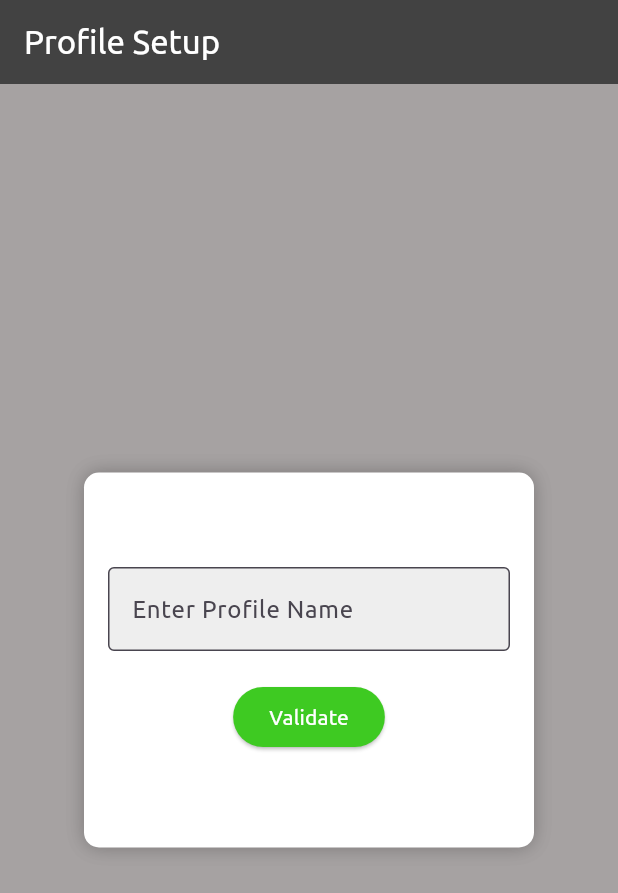
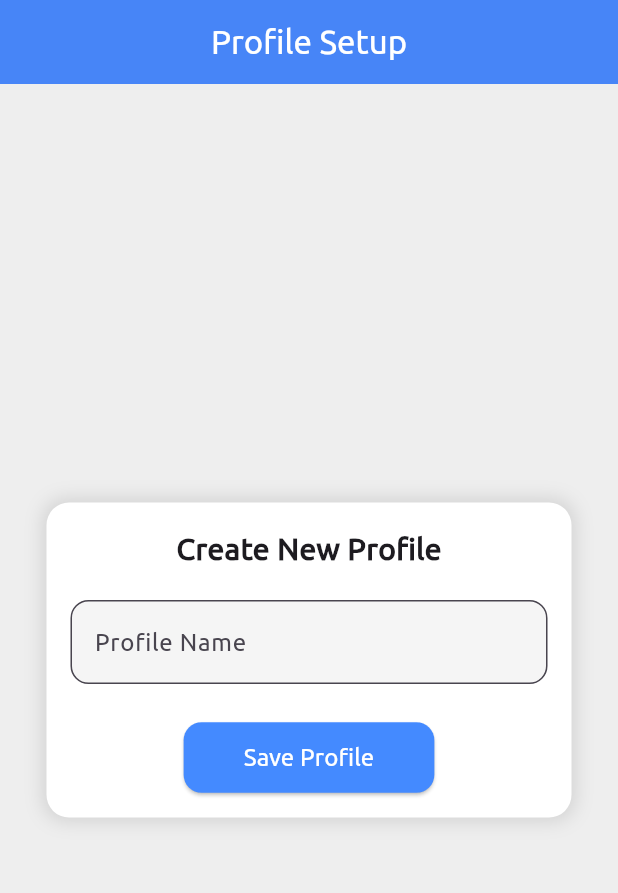
Before and after one commit to TsilaAllaoui/Akaonty-iT, a Flutter app: the NewProfileScreen screen opened directly, on a phone screen of 412 x 824 dp. Shown: the top 893 px of the screen. Run offline on Flutter 3.47's test engine with Material 3 defaults, Android fonts, the phone set to English and light mode, and no system bars; our stand-ins replace animated_bottom_navigation_bar, awesome_dialog, awesome_snackbar_content, file_picker, flutter_colorpicker, flutter_riverpod and 7 more; missing offline and left inert: animated_pin_input_text_field, currency_textfield, drop_down_list_menu, flutter_screen_lock, omni_datetime_picker, pie_menu; accounts and stored records are empty.

```diff
--- a/lib/provider/expenses_provider.dart
+++ b/lib/provider/expenses_provider.dart
@@ -74,7 +74,7 @@ final currentExpenseProvider =
 class CurrentExpenseTabTypeNotifier extends StateNotifier<ExpenseType?> {
   CurrentExpenseTabTypeNotifier() : super(null);
 
-  void setCurrentExpenseTabType(ExpenseType type) {
+  void setCurrentExpenseTabType(ExpenseType? type) {
     state = type;
   }
 }
--- a/lib/widgets/profile/new_profile_screen.dart
+++ b/lib/widgets/profile/new_profile_screen.dart
@@ -16,17 +16,20 @@ class NewProfileScreen extends ConsumerStatefulWidget {
 class NewProfileScreenState extends ConsumerState<NewProfileScreen> {
   final TextEditingController _controller = TextEditingController();
   final GlobalKey<FormState> _formKey = GlobalKey<FormState>();
-  String? _errorMessage;
 
   @override
-  Widget build(BuildContext context) {
-    return PopScope(
-      onPopInvokedWithResult: (val, res) async {
-        await AwesomeDialog(
+  void dispose() {
+    _controller.dispose();
+    super.dispose();
+  }
+
+  void _showExitConfirmation() {
+    AwesomeDialog(
       context: context,
       dialogType: DialogType.question,
       animType: AnimType.bottomSlide,
-          title: "Quit profile adding screen?",
+      title: "Quit profile setup?",
+      desc: "Are you sure you want to leave without saving?",
       btnOkOnPress: () {
         Navigator.of(
           context,
@@ -36,82 +39,115 @@ class NewProfileScreenState extends ConsumerState<NewProfileScreen> {
       btnCancelText: "No",
       btnOkText: "Yes",
     ).show();
-        return Future.value(false); // Prevent default pop action
+  }
+
+  Future<void> _saveProfile() async {
+    if (_formKey.currentState?.validate() ?? false) {
+      final profileName = _controller.text.trim();
+      ProfileEntryItem profile = ProfileEntryItem(name: profileName);
+
+      await DatabaseHelper.insertProfileEntry(profile);
+      var newProfile = (await DatabaseHelper.fetchProfileEntries()).firstWhere(
+        (p) => p.name == profileName,
+      );
+
+      ref
+          .read(currentProfileEntryProvider.notifier)
+          .setCurrentProfileEntry(newProfile);
+
+      if (!mounted) return;
+
+      ScaffoldMessenger.of(context).showSnackBar(
+        SnackBar(
+          content: Text('Profile "$profileName" added successfully!'),
+          behavior: SnackBarBehavior.floating,
+          backgroundColor: Colors.green,
+        ),
+      );
+
+      Navigator.of(
+        context,
+      ).pushReplacement(MaterialPageRoute(builder: (context) => Home()));
+    }
+  }
+
+  @override
+  Widget build(BuildContext context) {
+    return PopScope(
+      canPop: false,
+      onPopInvokedWithResult: (_, _) async {
+        _showExitConfirmation();
       },
       child: Scaffold(
         appBar: AppBar(
           title: Text('Profile Setup', style: TextStyle(color: Colors.white)),
-          backgroundColor: Colors.grey[800],
+          backgroundColor: Colors.blueAccent,
+          centerTitle: true,
+          elevation: 4,
         ),
-        backgroundColor: const Color.fromARGB(179, 128, 122, 122),
+        backgroundColor: Colors.grey[200],
         body: Center(
           child: Container(
             padding: EdgeInsets.all(16.0),
             decoration: BoxDecoration(
               color: Colors.white,
-              borderRadius: BorderRadius.circular(10),
-              boxShadow: [BoxShadow(blurRadius: 10, color: Colors.black26)],
+              borderRadius: BorderRadius.circular(15),
+              boxShadow: [
+                BoxShadow(
+                  blurRadius: 10,
+                  color: Colors.black12,
+                  spreadRadius: 2,
                 ),
-            width: 300,
-            height: 250, // Adjusted height to accommodate error message
+              ],
+            ),
+            width: 350,
             child: Form(
               key: _formKey,
               child: Column(
-                mainAxisAlignment: MainAxisAlignment.center,
-                crossAxisAlignment: CrossAxisAlignment.center,
+                mainAxisSize: MainAxisSize.min,
                 children: [
+                  Text(
+                    "Create New Profile",
+                    style: TextStyle(fontSize: 20, fontWeight: FontWeight.bold),
+                  ),
+                  SizedBox(height: 20),
                   TextFormField(
                     controller: _controller,
                     decoration: InputDecoration(
-                      labelText: 'Enter Profile Name',
+                      labelText: 'Profile Name',
                       filled: true,
-                      fillColor: Colors.grey[200],
-                      border: OutlineInputBorder(),
-                      errorText: _errorMessage, // Display error message here
+                      fillColor: Colors.grey[100],
+                      border: OutlineInputBorder(
+                        borderRadius: BorderRadius.circular(12),
+                        borderSide: BorderSide(color: Colors.blueAccent),
                       ),
-                    validator: (value) {
-                      if (value == null || value.isEmpty) {
-                        return 'Please enter a profile name';
-                      }
-                      return null;
-                    },
+                      focusedBorder: OutlineInputBorder(
+                        borderRadius: BorderRadius.circular(12),
+                        borderSide: BorderSide(color: Colors.blue, width: 2),
                       ),
-                  SizedBox(height: 20),
+                    ),
+                    validator:
+                        (value) =>
+                            (value == null || value.trim().isEmpty)
+                                ? 'Please enter a profile name'
+                                : null,
+                  ),
+                  SizedBox(height: 25),
                   ElevatedButton(
-                    onPressed: () async {
-                      if (_formKey.currentState?.validate() ?? false) {
-                        if (!mounted) return;
-                        ProfileEntryItem profile = ProfileEntryItem(
-                          name: _controller.text,
-                        );
-                        await DatabaseHelper.insertProfileEntry(profile);
-                        var newProfile =
-                            (await DatabaseHelper.fetchProfileEntries())
-                                .firstWhere((p) => profile.name == p.name);
-                        ref
-                            .read(currentProfileEntryProvider.notifier)
-                            .setCurrentProfileEntry(newProfile);
-
-                        ScaffoldMessenger.of(context).showSnackBar(
-                          const SnackBar(content: Text('Profile added')),
-                        );
-
-                        // Navigate to Home screen
-                        Navigator.of(context).pushReplacement(
-                          MaterialPageRoute(builder: (context) => Home()),
-                        );
-                      } else {
-                        setState(() {
-                          _errorMessage = 'Please enter a profile name';
-                        });
-                      }
-                    },
+                    onPressed: _saveProfile,
                     style: ElevatedButton.styleFrom(
-                      backgroundColor: const Color.fromARGB(255, 62, 202, 34),
+                      padding: EdgeInsets.symmetric(
+                        horizontal: 40,
+                        vertical: 12,
+                      ),
+                      backgroundColor: Colors.blueAccent,
+                      shape: RoundedRectangleBorder(
+                        borderRadius: BorderRadius.circular(12),
+                      ),
                     ),
                     child: Text(
-                      'Validate',
-                      style: TextStyle(color: Colors.white),
+                      'Save Profile',
+                      style: TextStyle(color: Colors.white, fontSize: 16),
                     ),
                   ),
                 ],
```
Also changed, not shown: lib/helpers/database_helper.dart (+10 -0 lines), lib/widgets/expenses/expense_input.dart (+14 -6 lines), lib/widgets/expenses/expenses.dart (+35 -2 lines), lib/widgets/home.dart (+52 -17 lines), lib/widgets/profile/edit_profile_screen.dart (added, +176 -0 lines), lib/widgets/utils/utilities.dart (added, +21 -0 lines), 1 other file. Lines whose indentation alone changed are shown as unchanged.
